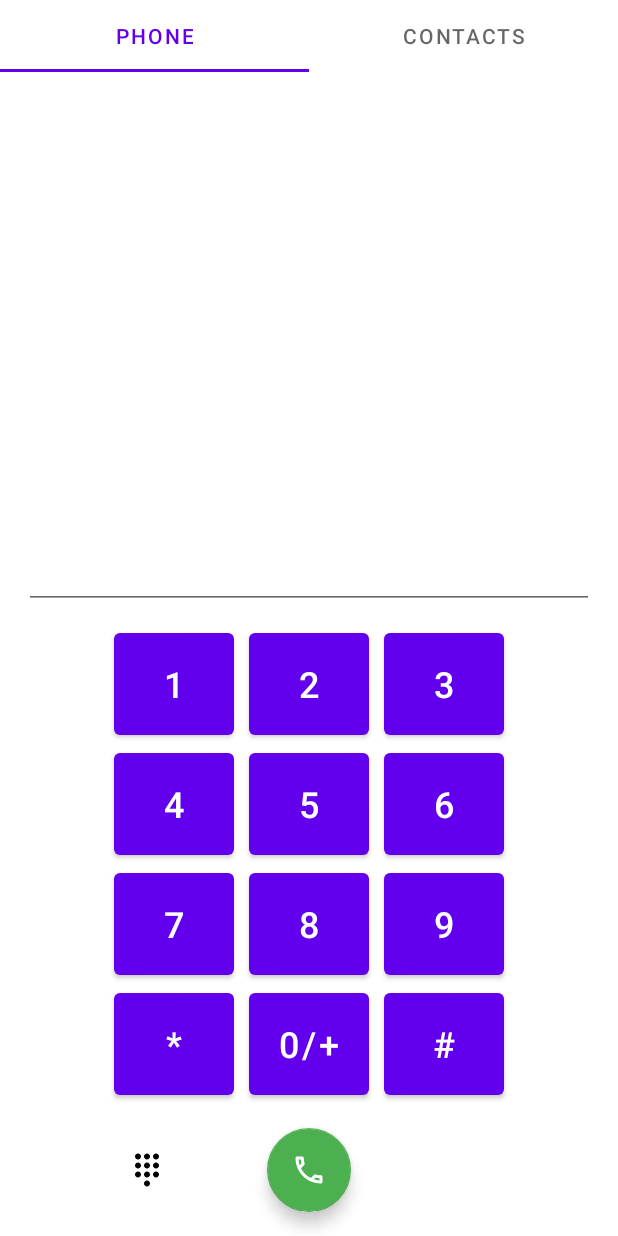
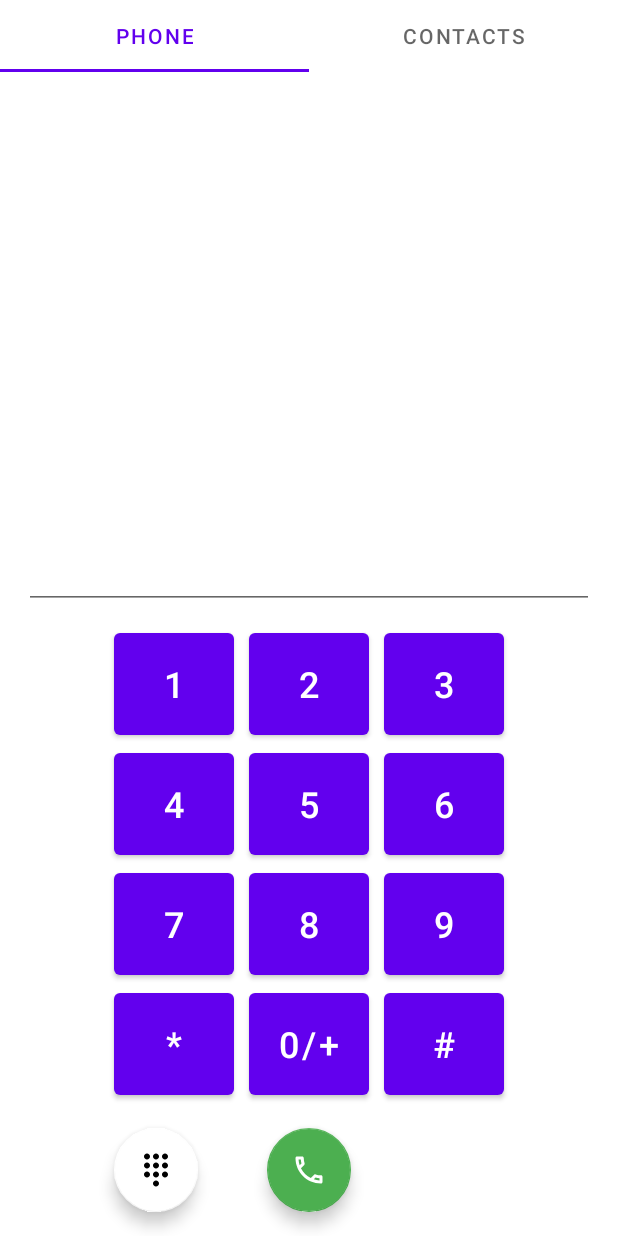
Before and after one commit to AlexDevRu/call_app, an Android app: the screen it shows after launch (MainActivity), on a phone screen of 412 x 824 dp. Run offline under Robolectric (Android 15) with nearby library versions, the phone set to English and light mode, and no system bars; our stand-ins replace Timber.

Commit message:
add tint for icons, display avatars in call log

```diff
--- a/app/src/main/java/com/example/learning_android_callapp_kulakov/models/Call.kt
+++ b/app/src/main/java/com/example/learning_android_callapp_kulakov/models/Call.kt
@@ -4,5 +4,7 @@ data class Call(
     val id: Long,
     val timestamp: Long,
     val callType: Int,
-    val phoneNumber: String
+    val phoneNumber: String,
+    val avatar: String?,
+    val count: Int
 )
--- /dev/null
+++ b/app/src/main/java/com/example/learning_android_callapp_kulakov/models/PhoneWithThumbnail.kt
@@ -0,0 +1,6 @@
+package com.example.learning_android_callapp_kulakov.models
+
+data class PhoneWithThumbnail(
+    val name: String,
+    val thumbnail: String?
+)
--- a/app/src/main/java/com/example/learning_android_callapp_kulakov/ui/adapters/ContactsAdapter.kt
+++ b/app/src/main/java/com/example/learning_android_callapp_kulakov/ui/adapters/ContactsAdapter.kt
@@ -6,6 +6,7 @@ import androidx.recyclerview.widget.DiffUtil.ItemCallback
 import androidx.recyclerview.widget.ListAdapter
 import androidx.recyclerview.widget.RecyclerView
 import com.bumptech.glide.Glide
+import com.example.learning_android_callapp_kulakov.R
 import com.example.learning_android_callapp_kulakov.databinding.ItemContactBinding
 import com.example.learning_android_callapp_kulakov.models.Contact
 
@@ -39,6 +40,7 @@ class ContactsAdapter : ListAdapter<Contact, ContactsAdapter.ContactViewHolder>(
         fun bind(contact: Contact) {
             Glide.with(binding.ivAvatar)
                 .load(contact.avatar)
+                .error(R.drawable.ic_account)
                 .into(binding.ivAvatar)
             binding.tvDisplayName.text = contact.name
         }
--- a/app/src/main/java/com/example/learning_android_callapp_kulakov/ui/phone/MainViewModel.kt
+++ /dev/null
@@ -1,92 +0,0 @@
-package com.example.learning_android_callapp_kulakov.ui.phone
-
-import android.app.Application
-import android.provider.CallLog
-import android.provider.ContactsContract
-import androidx.lifecycle.AndroidViewModel
-import androidx.lifecycle.LiveData
-import androidx.lifecycle.MutableLiveData
-import androidx.lifecycle.viewModelScope
-import com.example.learning_android_callapp_kulakov.models.Call
-import kotlinx.coroutines.Dispatchers
-import kotlinx.coroutines.launch
-import timber.log.Timber
-
-class MainViewModel(private val app: Application): AndroidViewModel(app) {
-
-    private val _calls = MutableLiveData<List<Call>>()
-    val calls : LiveData<List<Call>> = _calls
-
-    var phoneNumber: String? = null
-
-    fun readCallLog() {
-        viewModelScope.launch(Dispatchers.IO) {
-            val idCol = CallLog.Calls._ID
-            val dateCol = CallLog.Calls.DATE
-            val numberCol = CallLog.Calls.NUMBER
-            val durationCol = CallLog.Calls.DURATION
-            val typeCol = CallLog.Calls.TYPE
-
-            val projection = arrayOf(idCol, dateCol, numberCol, durationCol, typeCol)
-
-            val phonesMap = hashMapOf<String, String>()
-
-            val phonesCursor = app.contentResolver.query(
-                ContactsContract.CommonDataKinds.Phone.CONTENT_URI, null,null,null, null
-            )
-            val regex = Regex("\\D")
-
-            if (phonesCursor != null) {
-                val numberIndex = phonesCursor.getColumnIndexOrThrow(ContactsContract.CommonDataKinds.Phone.NUMBER)
-                val displayNameIndex = phonesCursor.getColumnIndexOrThrow(ContactsContract.CommonDataKinds.Phone.DISPLAY_NAME)
-                while (phonesCursor.moveToNext()) {
-                    val phoneNumber = phonesCursor.getString(numberIndex).replace(regex, "")
-                    val name = phonesCursor.getString(displayNameIndex)
-                    phonesMap[phoneNumber] = name
-                }
-                phonesCursor.close()
-            }
-
-            Timber.d("ASD - ${phonesMap}")
-
-            val cursor = app.contentResolver.query(
-                CallLog.Calls.CONTENT_URI,
-                projection, null, null,
-                "${CallLog.Calls.DATE} desc"
-            ) ?: return@launch
-
-            val idColIdx = cursor.getColumnIndex(idCol)
-            val dateColIdx = cursor.getColumnIndex(dateCol)
-            val numberColIdx = cursor.getColumnIndex(numberCol)
-            val durationColIdx = cursor.getColumnIndex(durationCol)
-            val typeColIdx = cursor.getColumnIndex(typeCol)
-
-            val calls = mutableListOf<Call>()
-
-            while (cursor.moveToNext()) {
-                val id = cursor.getLong(idColIdx)
-                val timestamp = cursor.getLong(dateColIdx)
-                val number = cursor.getString(numberColIdx)
-                val duration = cursor.getString(durationColIdx)
-                val type = cursor.getInt(typeColIdx)
-
-                Timber.d("$number $duration $type")
-
-                val phoneNumberOnlyDigits = number.replace(regex, "")
-
-                val call = Call(
-                    id = id,
-                    timestamp = timestamp,
-                    phoneNumber = phonesMap[phoneNumberOnlyDigits] ?: number,
-                    callType = type
-                )
-                calls.add(call)
-            }
-
-            _calls.postValue(calls)
-
-            cursor.close()
-        }
-    }
-
-}
--- a/app/src/main/java/com/example/learning_android_callapp_kulakov/ui/phone/PhoneFragment.kt
+++ b/app/src/main/java/com/example/learning_android_callapp_kulakov/ui/phone/PhoneFragment.kt
@@ -30,7 +30,7 @@ class PhoneFragment : Fragment(), View.OnClickListener, View.OnLongClickListener
 
     private lateinit var binding: FragmentPhoneBinding
 
-    private val viewModel by viewModels<MainViewModel>()
+    private val viewModel by viewModels<PhoneViewModel>()
 
     private val callLogAdapter = CallLogAdapter(this)
 
@@ -131,7 +131,9 @@ class PhoneFragment : Fragment(), View.OnClickListener, View.OnLongClickListener
 
     private fun observe() {
         viewModel.calls.observe(viewLifecycleOwner) {
-            callLogAdapter.submitList(it)
+            callLogAdapter.submitList(it) {
+                binding.rvCalls.scrollToPosition(0)
+            }
         }
     }
 
--- /dev/null
+++ b/app/src/main/java/com/example/learning_android_callapp_kulakov/ui/phone/PhoneViewModel.kt
@@ -0,0 +1,136 @@
+package com.example.learning_android_callapp_kulakov.ui.phone
+
+import android.app.Application
+import android.database.ContentObserver
+import android.os.Handler
+import android.os.Looper
+import android.provider.CallLog
+import android.provider.ContactsContract
+import androidx.lifecycle.AndroidViewModel
+import androidx.lifecycle.LiveData
+import androidx.lifecycle.MutableLiveData
+import androidx.lifecycle.viewModelScope
+import com.example.learning_android_callapp_kulakov.models.Call
+import com.example.learning_android_callapp_kulakov.models.PhoneWithThumbnail
+import kotlinx.coroutines.Dispatchers
+import kotlinx.coroutines.launch
+import timber.log.Timber
+
+class PhoneViewModel(private val app: Application): AndroidViewModel(app) {
+
+    private val _calls = MutableLiveData<List<Call>>()
+    val calls : LiveData<List<Call>> = _calls
+
+    var phoneNumber: String? = null
+
+    private val handler = Handler(Looper.getMainLooper())
+
+    private val callContentObserver = object : ContentObserver(handler) {
+        override fun onChange(selfChange: Boolean) {
+            super.onChange(selfChange)
+            Timber.d("call log changed")
+            readCallLog()
+        }
+    }
+
+    init {
+        app.contentResolver?.registerContentObserver(
+            CallLog.Calls.CONTENT_URI,
+            true,
+            callContentObserver
+        )
+    }
+
+    override fun onCleared() {
+        super.onCleared()
+        app.contentResolver?.unregisterContentObserver(callContentObserver)
+    }
+
+    fun readCallLog() {
+        viewModelScope.launch(Dispatchers.IO) {
+            val idCol = CallLog.Calls._ID
+            val dateCol = CallLog.Calls.DATE
+            val numberCol = CallLog.Calls.NUMBER
+            val durationCol = CallLog.Calls.DURATION
+            val typeCol = CallLog.Calls.TYPE
+
+            val contactNumberCol = ContactsContract.CommonDataKinds.Phone.NUMBER
+            val displayNameCol = ContactsContract.CommonDataKinds.Phone.DISPLAY_NAME
+            val photoThumbnailUriCol = ContactsContract.CommonDataKinds.Phone.PHOTO_THUMBNAIL_URI
+
+            val projection = arrayOf(idCol, dateCol, numberCol, durationCol, typeCol)
+            val contactProjection = arrayOf(contactNumberCol, displayNameCol, photoThumbnailUriCol)
+
+            val phonesMap = hashMapOf<String, PhoneWithThumbnail>()
+
+            val phonesCursor = app.contentResolver.query(
+                ContactsContract.CommonDataKinds.Phone.CONTENT_URI, contactProjection,null,null, null
+            )
+            val regex = Regex("\\D")
+
+            if (phonesCursor != null) {
+                val numberIndex = phonesCursor.getColumnIndexOrThrow(contactNumberCol)
+                val displayNameIndex = phonesCursor.getColumnIndexOrThrow(displayNameCol)
+                val photoThumbnailIndex = phonesCursor.getColumnIndexOrThrow(photoThumbnailUriCol)
+                while (phonesCursor.moveToNext()) {
+                    val phoneNumber = phonesCursor.getString(numberIndex).replace(regex, "")
+                    val name = phonesCursor.getString(displayNameIndex)
+                    val thumbnail = phonesCursor.getString(photoThumbnailIndex)
+                    phonesMap[phoneNumber] = PhoneWithThumbnail(name, thumbnail)
+                }
+                phonesCursor.close()
+            }
+
+            Timber.d("ASD - $phonesMap")
+
+            val cursor = app.contentResolver.query(
+                CallLog.Calls.CONTENT_URI,
+                projection, null, null,
+                "${CallLog.Calls.DATE} desc"
+            ) ?: return@launch
+
+            val idColIdx = cursor.getColumnIndex(idCol)
+            val dateColIdx = cursor.getColumnIndex(dateCol)
+            val numberColIdx = cursor.getColumnIndex(numberCol)
+            val durationColIdx = cursor.getColumnIndex(durationCol)
+            val typeColIdx = cursor.getColumnIndex(typeCol)
+
+            val calls = mutableListOf<Call>()
+
+            while (cursor.moveToNext()) {
+                val id = cursor.getLong(idColIdx)
+                val timestamp = cursor.getLong(dateColIdx)
+                val number = cursor.getString(numberColIdx)
+                val duration = cursor.getString(durationColIdx)
+                val type = cursor.getInt(typeColIdx)
+
+                Timber.d("$number $duration $type")
+
+                val phoneNumberOnlyDigits = number.replace(regex, "")
+
+                val displayName = phonesMap[phoneNumberOnlyDigits]?.name ?: number
+
+                val lastCall = calls.lastOrNull()
+                if (lastCall != null && lastCall.callType == type && lastCall.phoneNumber == displayName) {
+                    calls.removeLast()
+                    calls.add(lastCall.copy(count = lastCall.count + 1))
+                } else {
+                    val call = Call(
+                        id = id,
+                        timestamp = timestamp,
+                        phoneNumber = displayName,
+                        callType = type,
+                        avatar = phonesMap[phoneNumberOnlyDigits]?.thumbnail,
+                        count = 1
+                    )
+                    calls.add(call)
+                }
+            }
+
+            _calls.postValue(calls)
+
+            cursor.close()
+        }
+    }
+
+}
--- /dev/null
+++ b/app/src/main/res/drawable/ic_account.xml
@@ -0,0 +1,12 @@
+<vector xmlns:android="http://schemas.android.com/apk/res/android"
+    android:width="24dp"
+    android:height="24dp"
+    android:viewportWidth="24"
+    android:viewportHeight="24">
+  <path
+      android:pathData="M12,2C6.48,2 2,6.48 2,12s4.48,10 10,10 10,-4.48 10,-10S17.52,2 12,2zM7.35,18.5C8.66,17.56 10.26,17 12,17s3.34,0.56 4.65,1.5c-1.31,0.94 -2.91,1.5 -4.65,1.5s-3.34,-0.56 -4.65,-1.5zM18.14,17.12C16.45,15.8 14.32,15 12,15s-4.45,0.8 -6.14,2.12C4.7,15.73 4,13.95 4,12c0,-4.42 3.58,-8 8,-8s8,3.58 8,8c0,1.95 -0.7,3.73 -1.86,5.12z"
+      android:fillColor="#000000"/>
+  <path
+      android:pathData="M12,6c-1.93,0 -3.5,1.57 -3.5,3.5S10.07,13 12,13s3.5,-1.57 3.5,-3.5S13.93,6 12,6zM12,11c-0.83,0 -1.5,-0.67 -1.5,-1.5S11.17,8 12,8s1.5,0.67 1.5,1.5S12.83,11 12,11z"
+      android:fillColor="#000000"/>
+</vector>
--- a/app/src/main/res/drawable/ic_call_made.xml
+++ b/app/src/main/res/drawable/ic_call_made.xml
@@ -5,5 +5,5 @@
     android:viewportHeight="24">
   <path
       android:pathData="M9,5v2h6.59L4,18.59 5.41,20 17,8.41V15h2V5H9z"
-      android:fillColor="#000000"/>
+      android:fillColor="@color/blue"/>
 </vector>
--- a/app/src/main/res/drawable/ic_call_missed.xml
+++ b/app/src/main/res/drawable/ic_call_missed.xml
@@ -5,5 +5,5 @@
     android:viewportHeight="24">
   <path
       android:pathData="M19.59,7L12,14.59 6.41,9H11V7H3v8h2v-4.59l7,7 9,-9L19.59,7z"
-      android:fillColor="#000000"/>
+      android:fillColor="@color/red"/>
 </vector>
--- a/app/src/main/res/drawable/ic_call_received.xml
+++ b/app/src/main/res/drawable/ic_call_received.xml
@@ -5,5 +5,5 @@
     android:viewportHeight="24">
   <path
       android:pathData="M20,5.41L18.59,4 7,15.59V9H5v10h10v-2H8.41L20,5.41z"
-      android:fillColor="#000000"/>
+      android:fillColor="@color/green"/>
 </vector>
--- a/app/src/main/res/layout/fragment_phone.xml
+++ b/app/src/main/res/layout/fragment_phone.xml
@@ -11,6 +11,8 @@
         android:id="@+id/rvCalls"
         android:layout_width="match_parent"
         android:layout_height="0dp"
+        android:paddingBottom="80dp"
+        android:clipToPadding="false"
         app:layoutManager="androidx.recyclerview.widget.LinearLayoutManager"
         app:layout_constraintBottom_toTopOf="@id/etPhoneNumber"
         app:layout_constraintTop_toTopOf="parent"
@@ -161,13 +163,14 @@
         app:layout_constraintEnd_toEndOf="parent"
         app:layout_constraintStart_toEndOf="@id/btn0" />
 
-    <androidx.appcompat.widget.AppCompatImageView
+    <com.google.android.material.floatingactionbutton.FloatingActionButton
         android:id="@+id/btnDialVisibility"
         android:layout_width="wrap_content"
         android:layout_height="wrap_content"
+        android:contentDescription="@string/dialpad"
         android:padding="10dp"
         android:src="@drawable/ic_dialpad"
-        android:background="@color/white"
+        app:backgroundTint="@color/white"
         app:layout_constraintBottom_toBottomOf="@id/btnCall"
         app:layout_constraintStart_toStartOf="@id/btnStar"
         app:layout_constraintTop_toTopOf="@id/btnCall" />
@@ -185,13 +188,15 @@
         app:layout_constraintStart_toStartOf="parent"
         app:tint="@color/white" />
 
-    <androidx.appcompat.widget.AppCompatImageView
+    <com.google.android.material.floatingactionbutton.FloatingActionButton
         android:id="@+id/btnBackspace"
         android:layout_width="wrap_content"
         android:layout_height="wrap_content"
+        android:contentDescription="@string/backspace"
         android:padding="10dp"
         android:src="@drawable/ic_backspace"
         android:visibility="gone"
+        app:backgroundTint="@color/white"
         app:layout_constraintBottom_toBottomOf="@id/btnCall"
         app:layout_constraintEnd_toEndOf="@id/btnSharp"
         app:layout_constraintTop_toTopOf="@id/btnCall"
--- a/app/src/main/res/values/colors.xml
+++ b/app/src/main/res/values/colors.xml
@@ -11,4 +11,5 @@
     <color name="green">#4CAF50</color>
     <color name="red">#F44336</color>
     <color name="grey">#9C9C9C</color>
+    <color name="blue">#2196F3</color>
 </resources>
--- a/app/src/main/res/values/strings.xml
+++ b/app/src/main/res/values/strings.xml
@@ -10,4 +10,9 @@
 
     <string name="phone">Phone</string>
     <string name="contacts">Contacts</string>
+
+    <string name="dialpad">Dialpad</string>
+    <string name="backspace">Backspace</string>
+
+    <string name="call_log_title_with_counter">%s (%d)</string>
 </resources>
--- a/app/src/main/res/xml/activity_main_scene.xml
+++ b/app/src/main/res/xml/activity_main_scene.xml
@@ -128,6 +128,8 @@
             android:id="@+id/btnDialVisibility"
             android:layout_width="wrap_content"
             android:layout_height="wrap_content"
+            android:layout_marginBottom="16dp"
+            android:layout_marginStart="16dp"
             app:layout_constraintBottom_toBottomOf="parent"
             app:layout_constraintStart_toStartOf="parent" />
     </ConstraintSet>
```
Also changed, not shown: app/src/main/java/com/example/learning_android_callapp_kulakov/ui/adapters/CallLogAdapter.kt (+9 -1 lines), app/src/main/res/layout/item_call.xml (+13 -2 lines).
